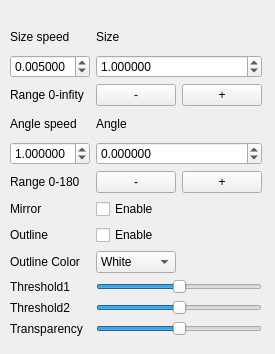
Qt form control.ui (fangrh/transfer_draw) before a commit.
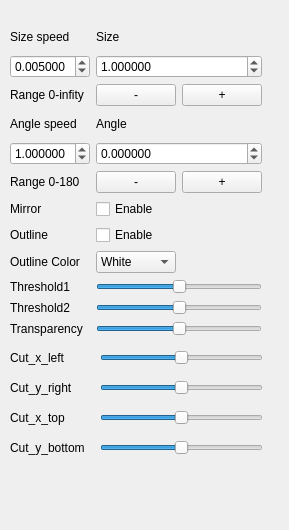
The same form after that commit.

Patch:
```diff
--- a/control.ui
+++ b/control.ui
@@ -6,8 +6,8 @@
    <rect>
     <x>0</x>
     <y>0</y>
-    <width>275</width>
-    <height>354</height>
+    <width>289</width>
+    <height>530</height>
    </rect>
   </property>
   <property name="windowTitle">
@@ -284,6 +284,134 @@
     </item>
    </layout>
   </widget>
+  <widget class="QSlider" name="QSliderCutXLeft">
+   <property name="geometry">
+    <rect>
+     <x>100</x>
+     <y>350</y>
+     <width>163</width>
+     <height>15</height>
+    </rect>
+   </property>
+   <property name="maximum">
+    <number>100</number>
+   </property>
+   <property name="value">
+    <number>50</number>
+   </property>
+   <property name="orientation">
+    <enum>Qt::Horizontal</enum>
+   </property>
+  </widget>
+  <widget class="QLabel" name="label_17">
+   <property name="geometry">
+    <rect>
+     <x>10</x>
+     <y>350</y>
+     <width>81</width>
+     <height>16</height>
+    </rect>
+   </property>
+   <property name="text">
+    <string>Cut_x_left</string>
+   </property>
+  </widget>
+  <widget class="QSlider" name="QSliderCutXRight">
+   <property name="geometry">
+    <rect>
+     <x>100</x>
+     <y>380</y>
+     <width>163</width>
+     <height>15</height>
+    </rect>
+   </property>
+   <property name="maximum">
+    <number>100</number>
+   </property>
+   <property name="value">
+    <number>50</number>
+   </property>
+   <property name="orientation">
+    <enum>Qt::Horizontal</enum>
+   </property>
+  </widget>
+  <widget class="QLabel" name="label_18">
+   <property name="geometry">
+    <rect>
+     <x>10</x>
+     <y>380</y>
+     <width>81</width>
+     <height>16</height>
+    </rect>
+   </property>
+   <property name="text">
+    <string>Cut_y_right</string>
+   </property>
+  </widget>
+  <widget class="QSlider" name="QSliderCutYRight">
+   <property name="geometry">
+    <rect>
+     <x>100</x>
+     <y>440</y>
+     <width>163</width>
+     <height>15</height>
+    </rect>
+   </property>
+   <property name="maximum">
+    <number>100</number>
+   </property>
+   <property name="value">
+    <number>50</number>
+   </property>
+   <property name="orientation">
+    <enum>Qt::Horizontal</enum>
+   </property>
+  </widget>
+  <widget class="QLabel" name="label_19">
+   <property name="geometry">
+    <rect>
+     <x>10</x>
+     <y>410</y>
+     <width>81</width>
+     <height>16</height>
+    </rect>
+   </property>
+   <property name="text">
+    <string>Cut_x_top</string>
+   </property>
+  </widget>
+  <widget class="QSlider" name="QSliderCutYLeft">
+   <property name="geometry">
+    <rect>
+     <x>100</x>
+     <y>410</y>
+     <width>163</width>
+     <height>15</height>
+    </rect>
+   </property>
+   <property name="maximum">
+    <number>100</number>
+   </property>
+   <property name="value">
+    <number>50</number>
+   </property>
+   <property name="orientation">
+    <enum>Qt::Horizontal</enum>
+   </property>
+  </widget>
+  <widget class="QLabel" name="label_20">
+   <property name="geometry">
+    <rect>
+     <x>10</x>
+     <y>440</y>
+     <width>81</width>
+     <height>16</height>
+    </rect>
+   </property>
+   <property name="text">
+    <string>Cut_y_bottom</string>
+   </property>
+  </widget>
  </widget>
  <resources/>
  <connections/>
```
